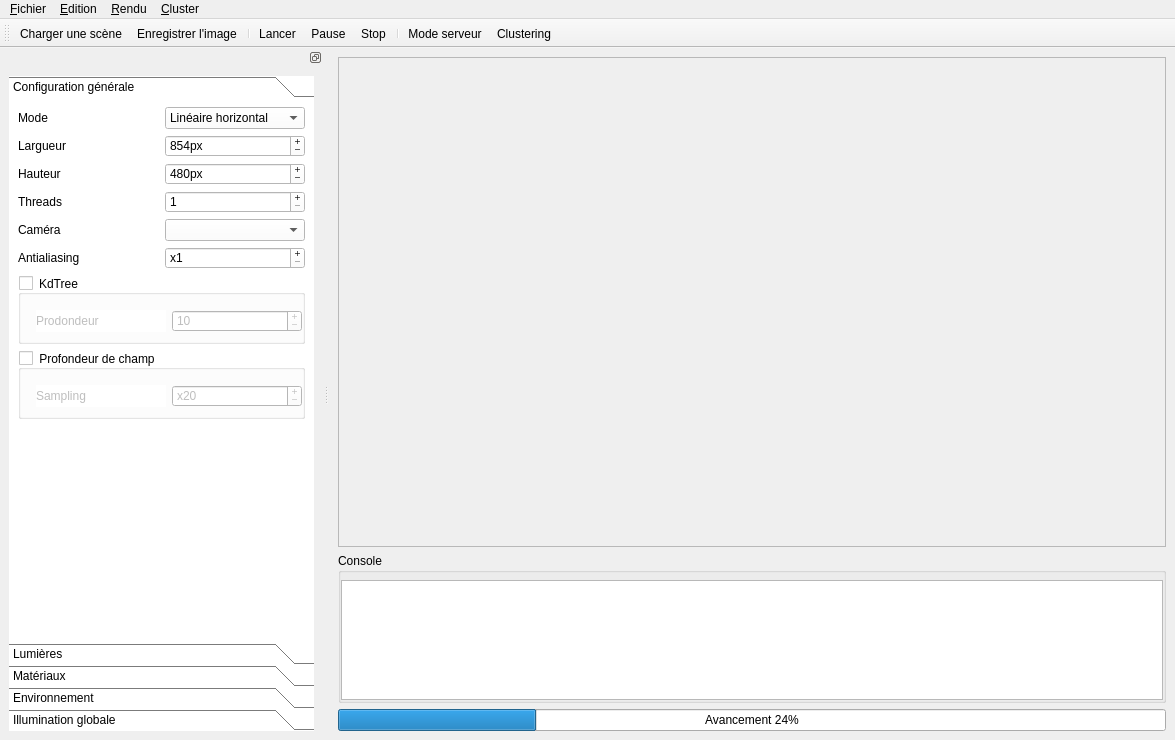
gaelduplessix/raytracer-42, file raytracer.ui: the form before one commit.
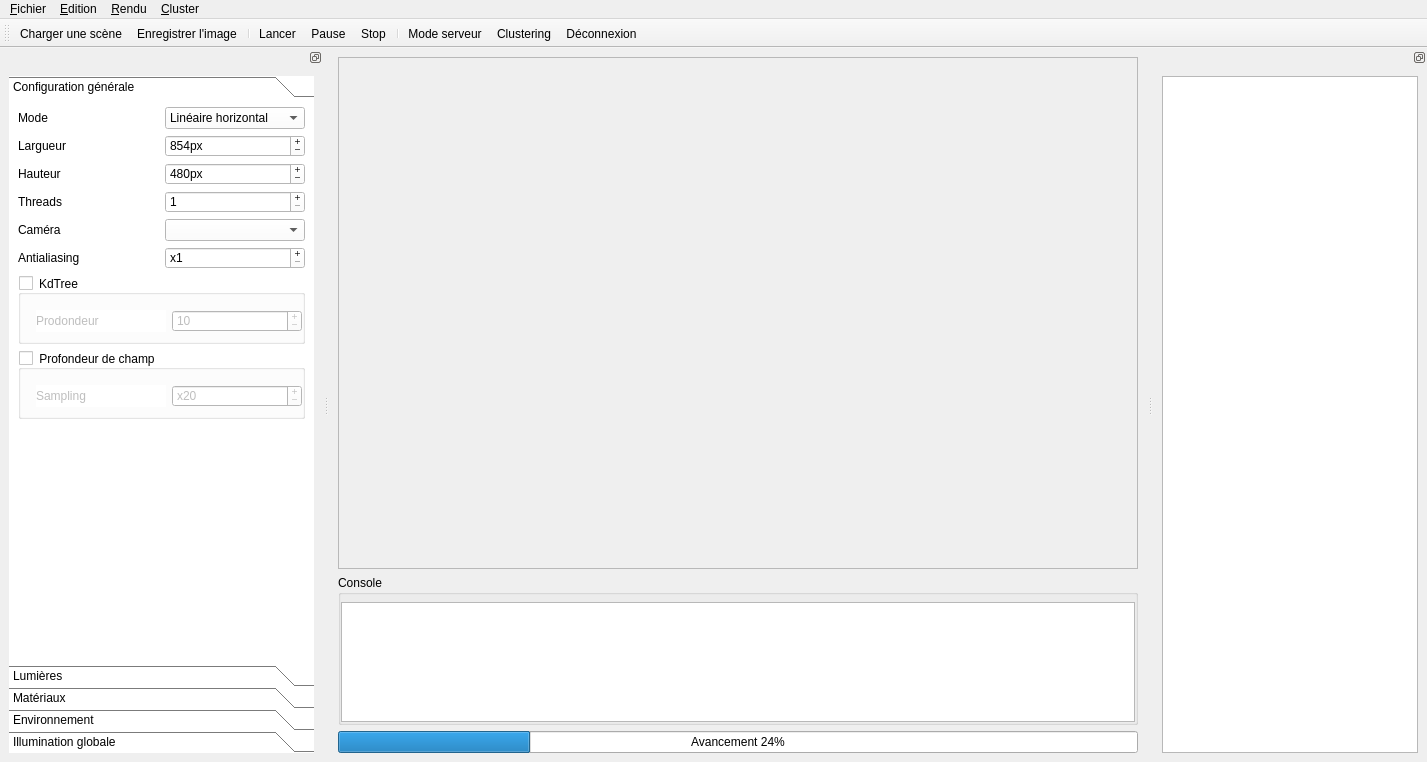
The form after the commit. Icons and pictures are not drawn.

Commit message: Disconnect cluster GUI

Diff of the .ui file:
```diff
--- a/raytracer.ui
+++ b/raytracer.ui
@@ -6,8 +6,8 @@
    <rect>
     <x>0</x>
     <y>0</y>
-    <width>1175</width>
-    <height>740</height>
+    <width>1427</width>
+    <height>762</height>
    </rect>
   </property>
   <property name="minimumSize">
@@ -49,8 +49,8 @@
         <rect>
          <x>0</x>
          <y>0</y>
-         <width>826</width>
-         <height>466</height>
+         <width>848</width>
+         <height>484</height>
         </rect>
        </property>
        <layout class="QGridLayout" name="gridLayout_3">
@@ -125,8 +125,8 @@
           <string>&lt;!DOCTYPE HTML PUBLIC &quot;-//W3C//DTD HTML 4.0//EN&quot; &quot;http://www.w3.org/TR/REC-html40/strict.dtd&quot;&gt;
 &lt;html&gt;&lt;head&gt;&lt;meta name=&quot;qrichtext&quot; content=&quot;1&quot; /&gt;&lt;style type=&quot;text/css&quot;&gt;
 p, li { white-space: pre-wrap; }
-&lt;/style&gt;&lt;/head&gt;&lt;body style=&quot; font-family:'Sans'; font-size:9pt; font-weight:400; font-style:normal;&quot;&gt;
-&lt;p style=&quot;-qt-paragraph-type:empty; margin-top:0px; margin-bottom:0px; margin-left:0px; margin-right:0px; -qt-block-indent:0; text-indent:0px; font-size:10pt;&quot;&gt;&lt;/p&gt;&lt;/body&gt;&lt;/html&gt;</string>
+&lt;/style&gt;&lt;/head&gt;&lt;body style=&quot; font-family:'Sans'; font-size:10pt; font-weight:400; font-style:normal;&quot;&gt;
+&lt;p style=&quot;-qt-paragraph-type:empty; margin-top:0px; margin-bottom:0px; margin-left:0px; margin-right:0px; -qt-block-indent:0; text-indent:0px;&quot;&gt;&lt;/p&gt;&lt;/body&gt;&lt;/html&gt;</string>
          </property>
         </widget>
        </item>
@@ -150,8 +150,8 @@
     <rect>
      <x>0</x>
      <y>0</y>
-     <width>1175</width>
-     <height>26</height>
+     <width>1427</width>
+     <height>28</height>
     </rect>
    </property>
    <widget class="QMenu" name="menuFichier">
@@ -243,8 +243,8 @@
          <rect>
           <x>0</x>
           <y>0</y>
-          <width>305</width>
-          <height>501</height>
+          <width>315</width>
+          <height>511</height>
          </rect>
         </property>
         <property name="styleSheet">
@@ -1205,6 +1205,28 @@
    <addaction name="separator"/>
    <addaction name="actionLancer_un_serveur"/>
    <addaction name="actionSe_connecter_un_serveur"/>
+   <addaction name="actionDeconnexion"/>
+  </widget>
+  <widget class="QDockWidget" name="_clusterDock">
+   <property name="features">
+    <set>QDockWidget::DockWidgetFloatable|QDockWidget::DockWidgetMovable</set>
+   </property>
+   <property name="allowedAreas">
+    <set>Qt::LeftDockWidgetArea|Qt::RightDockWidgetArea</set>
+   </property>
+   <property name="windowTitle">
+    <string/>
+   </property>
+   <attribute name="dockWidgetArea">
+    <number>2</number>
+   </attribute>
+   <widget class="QWidget" name="dockWidgetContents_3">
+    <layout class="QVBoxLayout" name="verticalLayout_4">
+     <item>
+      <widget class="QTableWidget" name="tableWidget"/>
+     </item>
+    </layout>
+   </widget>
   </widget>
   <action name="actionQuitter">
    <property name="enabled">
@@ -1373,6 +1395,20 @@
     <string>Ctrl+E</string>
    </property>
   </action>
+  <action name="actionSe_d_connecter">
+   <property name="text">
+    <string>Se déconnecter</string>
+   </property>
+  </action>
+  <action name="actionDeconnexion">
+   <property name="icon">
+    <iconset resource="ressources.qrc">
+     <normaloff>:/images/disconnect.png</normaloff>:/images/disconnect.png</iconset>
+   </property>
+   <property name="text">
+    <string>Déconnexion</string>
+   </property>
+  </action>
  </widget>
  <resources>
   <include location="ressources.qrc"/>
```
Left out of the diff: 17 changed lines with no effect on the pictures. The commit also changes 6 other files.
